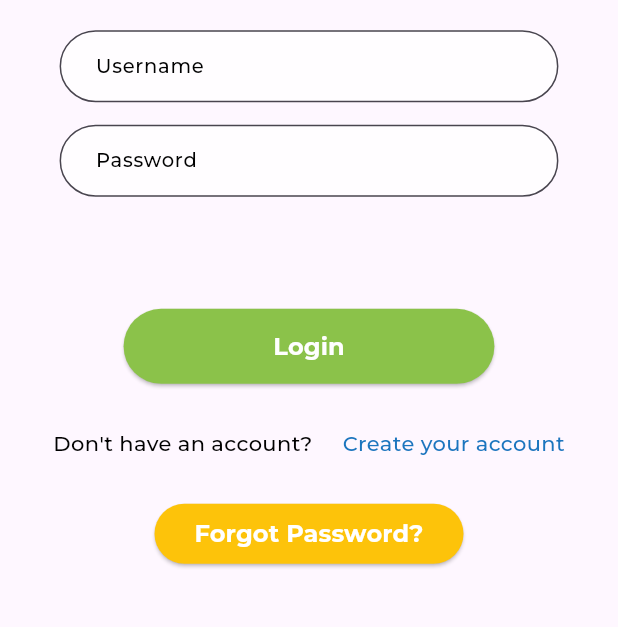
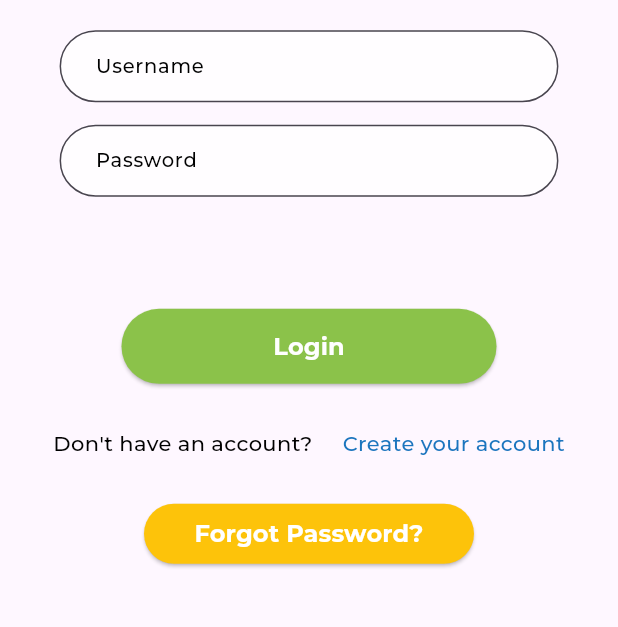
Before and after one commit to jamessarona/nutri-gabay, a Flutter app: the screen it shows after launch, on a phone screen of 412 x 824 dp, the part 382-1009 px from its top. Run offline on Flutter 3.47's test engine with Material 3 defaults, Android fonts, the light colour scheme and no system bars; our stand-ins replace cached_network_image, cloud_firestore, dio, firebase_auth, firebase_core, firebase_storage and 7 more; missing offline and left inert: age_calculator, flutter_octicons, syncfusion_flutter_pdfviewer, time_range_picker; accounts and stored records are empty.

Commit message:
Adjusted button width

```diff
--- a/lib/views/shared/custom_card.dart
+++ b/lib/views/shared/custom_card.dart
@@ -242,7 +242,7 @@ class NutritionistListTile extends StatelessWidget {
                         children: [
                           SizedBox(
                             height: 25,
-                            width: 80,
+                            width: 95,
                             child: UserCredentialSecondaryButton(
                               onPress: () {
                                 Navigator.push(
--- a/lib/views/shared/custom_container.dart
+++ b/lib/views/shared/custom_container.dart
@@ -56,7 +56,7 @@ class BookingContainerButton extends StatelessWidget {
       onTap: onTap,
       child: Container(
         height: 40,
-        width: 140,
+        width: 150,
         decoration: BoxDecoration(
           borderRadius: BorderRadius.circular(20),
           border: Border.all(width: 2),
--- a/lib/views/ui/login_screen.dart
+++ b/lib/views/ui/login_screen.dart
@@ -154,7 +154,7 @@ class _LoginScreenState extends State<LoginScreen> {
                         ),
                         SizedBox(
                           height: 50,
-                          width: screenSize.width * 0.6,
+                          width: 250,
                           child: UserCredentialPrimaryButton(
                             onPress: () {
                               validation();
@@ -198,7 +198,7 @@ class _LoginScreenState extends State<LoginScreen> {
                         ),
                         SizedBox(
                           height: 40,
-                          width: screenSize.width * 0.5,
+                          width: 220,
                           child: UserCredentialSecondaryButton(
                             onPress: () {
                               Navigator.of(context).push(
--- a/lib/views/ui/nutritionist_booking_screen.dart
+++ b/lib/views/ui/nutritionist_booking_screen.dart
@@ -541,7 +541,7 @@ class _NutritionistBookingScreenState extends State<NutritionistBookingScreen> {
                           const SizedBox(height: 20),
                           Center(
                             child: SizedBox(
-                              width: 140,
+                              width: 150,
                               child: UserCredentialPrimaryButton(
                                   onPress: () {
                                     if (bookingDate != null &&
--- a/lib/views/ui/nutritionist_profile_screen.dart
+++ b/lib/views/ui/nutritionist_profile_screen.dart
@@ -373,7 +373,7 @@ class _NutritionistProfileScreenState extends State<NutritionistProfileScreen> {
         ),
         floatingActionButton: SizedBox(
           height: 35,
-          width: 80,
+          width: 95,
           child: UserCredentialSecondaryButton(
             onPress: () {
               Navigator.push(
--- a/lib/views/ui/profile_screen.dart
+++ b/lib/views/ui/profile_screen.dart
@@ -264,7 +264,7 @@ class ProfileScreenState extends State<ProfileScreen> {
                   child: ListView(
                     children: [
                       Container(
-                        height: screenSize.height * 0.3,
+                        height: 250,
                         decoration: const BoxDecoration(
                           gradient: LinearGradient(
                             begin: Alignment.bottomCenter,
@@ -397,7 +397,7 @@ class ProfileScreenState extends State<ProfileScreen> {
                                 ? Container(
                                     margin: const EdgeInsets.only(top: 10),
                                     height: 28,
-                                    width: 95,
+                                    width: 110,
                                     decoration: BoxDecoration(
                                       boxShadow: [
                                         BoxShadow(
--- a/lib/views/ui/signup_screen.dart
+++ b/lib/views/ui/signup_screen.dart
@@ -199,7 +199,7 @@ class _SignUpScreenState extends State<SignUpScreen> {
                         const SizedBox(height: 30),
                         SizedBox(
                           height: 50,
-                          width: screenSize.width * 0.6,
+                          width: 250,
                           child: UserCredentialPrimaryButton(
                             onPress: () async {
                               isEmailExist = false;
```
